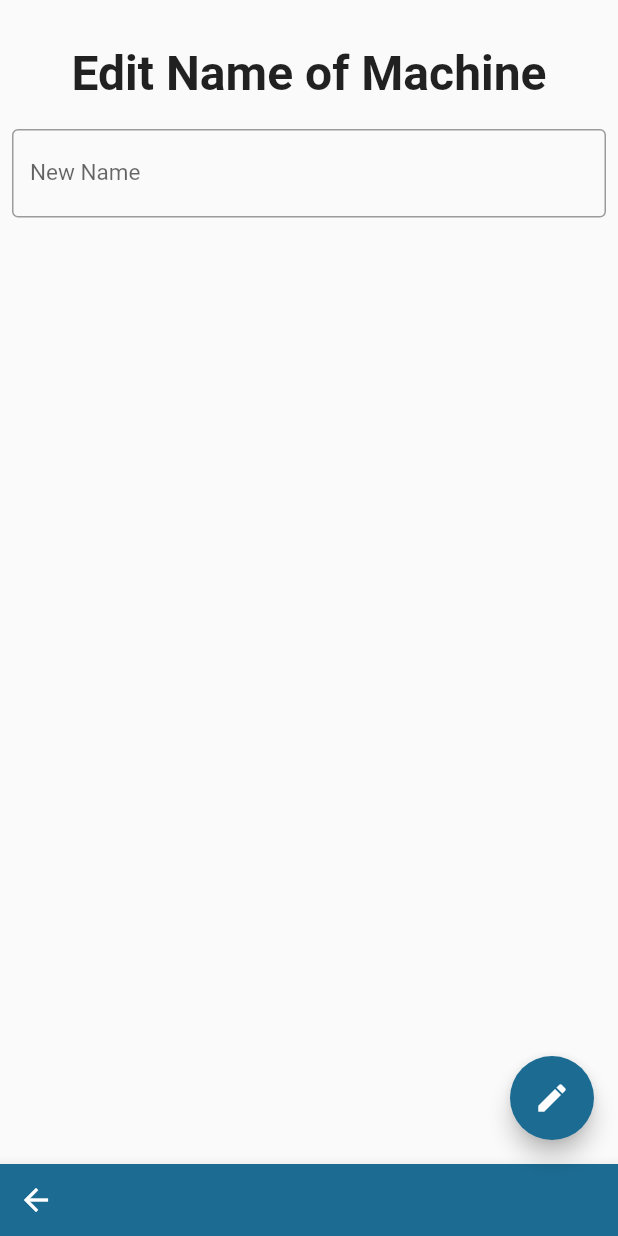
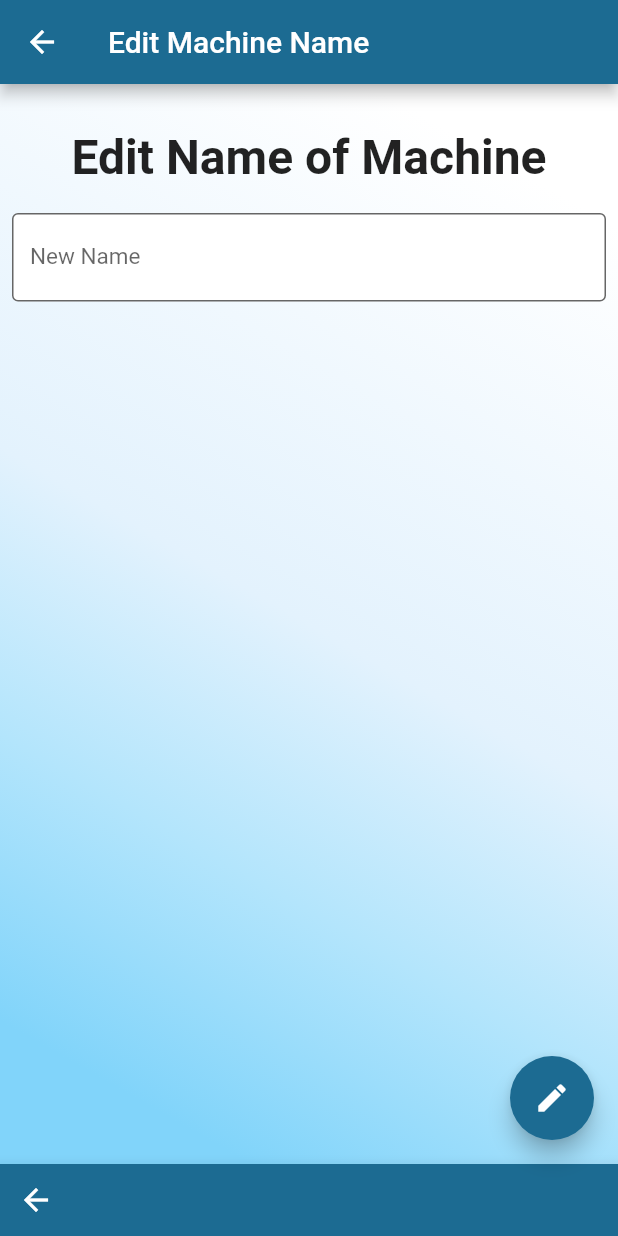
Before and after one commit to KickedDroid/mig_ios2, a Flutter app: the ChangeNamePage screen opened directly with empty values, on a phone screen of 412 x 824 dp. Run offline on Flutter 3.47's test engine with Material 2 defaults, Android fonts, the phone set to English and light mode, and no system bars; our stand-ins replace charts_flutter, cloud_firestore, expandable, firebase_auth, google_sign_in, hive and 7 more; missing offline and left inert: barcode_scan, esys_flutter_share, flutter_webview_plugin; accounts and stored records are empty; Roboto replaces fonts that are missing (SFUIDisplay).

Commit message:
Name Change

```diff
--- a/lib/machines.dart
+++ b/lib/machines.dart
@@ -159,7 +159,8 @@ class MachineItem extends StatelessWidget {
                             Navigator.push(
                               context,
                               MaterialPageRoute(
-                                builder: (context) => ChangeNamePage(docRef),
+                                builder: (context) =>
+                                    ChangeNamePage(docRef, name),
                               ),
                             );
                           })
--- a/lib/main.dart
+++ b/lib/main.dart
@@ -10,7 +10,6 @@ import 'graph.dart';
 import 'history.dart';
 import 'latestentries.dart';
 import 'qr.dart';
-import 'package:qr_code_scanner/qr_code_scanner.dart';
 import './signin.dart';
 import 'package:splashscreen/splashscreen.dart';
 import './machines.dart';
--- a/lib/namechange.dart
+++ b/lib/namechange.dart
@@ -6,8 +6,9 @@ import 'package:cloud_firestore/cloud_firestore.dart';
 
 class ChangeNamePage extends StatefulWidget {
   final String docRef;
+  final String name;
 
-  ChangeNamePage(this.docRef);
+  ChangeNamePage(this.docRef, this.name);
 
   @override
   _ChangeNamePageState createState() => _ChangeNamePageState();
@@ -22,11 +23,22 @@ class _ChangeNamePageState extends State<ChangeNamePage> {
     });
   }
 
-  final TextEditingController controller = TextEditingController();
+  @override
+  void initState() {
+    // TODO: implement initState
+    super.initState();
+    controller = new TextEditingController(text: widget.name);
+  }
+
+  TextEditingController controller = TextEditingController();
   @override
   Widget build(BuildContext context) {
     return Container(
       child: Scaffold(
+        appBar: AppBar(
+          backgroundColor: Color(0xFF1c6b92),
+          title: Text('Edit Machine Name'),
+        ),
         floatingActionButton: FloatingActionButton(
           backgroundColor: Color(0xFF1c6b92),
           onPressed: () {
@@ -50,13 +62,34 @@ class _ChangeNamePageState extends State<ChangeNamePage> {
           ),
         ),
         body: SafeArea(
+          child: Container(
+            decoration: BoxDecoration(
+              gradient: LinearGradient(
+                begin: Alignment.topRight,
+                end: Alignment.bottomLeft,
+                stops: [0.1, 0.5, 0.7, 0.9],
+                colors: [
+                  Colors.white,
+                  Colors.blue[50],
+                  Colors.lightBlue[100],
+                  Colors.lightBlue[200],
+                ],
+              ),
+
+              color: Colors.white,
+
+              borderRadius: BorderRadius.circular(00.0),
+
+              // the box shawdow property allows for fine tuning as aposed to shadowColor
+            ),
             child: Column(
               children: <Widget>[
                 Padding(
                   padding: const EdgeInsets.fromLTRB(20, 30, 20, 10),
                   child: Text(
                     'Edit Name of Machine',
-                  style: TextStyle(fontSize: 32.0, fontWeight: FontWeight.w700),
+                    style:
+                        TextStyle(fontSize: 32.0, fontWeight: FontWeight.w700),
                   ),
                 ),
                 Center(
@@ -67,6 +100,8 @@ class _ChangeNamePageState extends State<ChangeNamePage> {
                       style: TextStyle(
                           color: Colors.black, fontFamily: 'SFUIDisplay'),
                       decoration: InputDecoration(
+                        filled: true,
+                        fillColor: Colors.white,
                         border: OutlineInputBorder(),
                         labelText: 'New Name',
                         labelStyle: TextStyle(fontSize: 15),
@@ -75,6 +110,7 @@ class _ChangeNamePageState extends State<ChangeNamePage> {
                   ),
                 ),
               ],
+            ),
           ),
         ),
       ),
--- a/lib/qr.dart
+++ b/lib/qr.dart
@@ -9,7 +9,6 @@ import 'updatemachine.dart';
 import 'extensions.dart';
 import 'package:hive_flutter/hive_flutter.dart';
 import 'generateQr.dart';
-import 'package:qr_code_scanner/qr_code_scanner.dart';
 import 'package:permission_handler/permission_handler.dart';
 import 'package:barcode_scan/barcode_scan.dart';
 
@@ -30,7 +29,6 @@ class QRViewExample extends StatefulWidget {
 class _QRViewExampleState extends State<QRViewExample> {
   final GlobalKey qrKey = GlobalKey(debugLabel: 'QR');
   var qrText = "";
-  QRViewController controller;
 
   @override
   void initState() {
--- a/pubspec.yaml
+++ b/pubspec.yaml
@@ -42,7 +42,6 @@ dependencies:
   charts_flutter:
   image_gallery_saver: '^1.5.0'
   toast: ^0.1.5
-  qr_code_scanner: ^0.0.13
   permission_handler: ^5.0.1+1
   barcode_scan:
   pdf: ^1.11.0
```
Also changed, not shown: pubspec.lock. Lines whose indentation alone changed are shown as unchanged.
